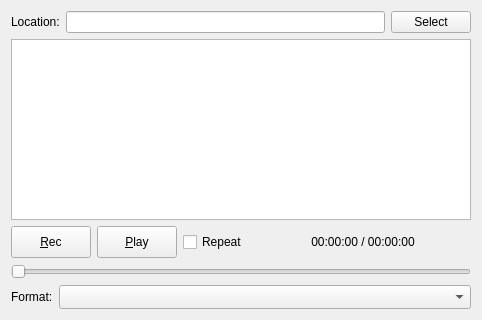
This is src/qtgui/iq_tool.ui in vladisslav2011/gqrx as Qt 5 draws it before an edit. The edited form follows.
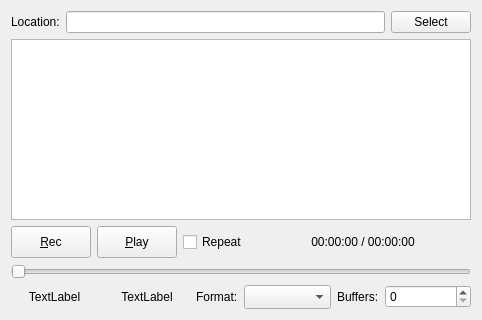
This is the edited form. Icons and pictures are not drawn.

Commit message:
iq_tool: implement buffered file writer
To prevent buffer droppouts on HDD housekeeping/background activity

What changed in the file:
```diff
--- a/src/qtgui/iq_tool.ui
+++ b/src/qtgui/iq_tool.ui
@@ -227,6 +227,44 @@
    </item>
    <item>
     <layout class="QHBoxLayout" name="horizontalLayout_3">
+     <item>
+      <widget class="QLabel" name="bufferStats">
+       <property name="sizePolicy">
+        <sizepolicy hsizetype="Expanding" vsizetype="Preferred">
+         <horstretch>0</horstretch>
+         <verstretch>0</verstretch>
+        </sizepolicy>
+       </property>
+       <property name="text">
+        <string>TextLabel</string>
+       </property>
+       <property name="alignment">
+        <set>Qt::AlignCenter</set>
+       </property>
+      </widget>
+     </item>
+     <item>
+      <widget class="QLabel" name="sizeStats">
+       <property name="sizePolicy">
+        <sizepolicy hsizetype="Expanding" vsizetype="Preferred">
+         <horstretch>0</horstretch>
+         <verstretch>0</verstretch>
+        </sizepolicy>
+       </property>
+       <property name="minimumSize">
+        <size>
+         <width>0</width>
+         <height>0</height>
+        </size>
+       </property>
+       <property name="text">
+        <string>TextLabel</string>
+       </property>
+       <property name="alignment">
+        <set>Qt::AlignCenter</set>
+       </property>
+      </widget>
+     </item>
      <item>
       <widget class="QLabel" name="formatLabel">
        <property name="sizePolicy">
@@ -271,6 +309,35 @@
        </property>
       </widget>
      </item>
+     <item>
+      <widget class="QLabel" name="buffersLabel">
+       <property name="sizePolicy">
+        <sizepolicy hsizetype="Minimum" vsizetype="Preferred">
+         <horstretch>0</horstretch>
+         <verstretch>0</verstretch>
+        </sizepolicy>
+       </property>
+       <property name="minimumSize">
+        <size>
+         <width>32</width>
+         <height>0</height>
+        </size>
+       </property>
+       <property name="text">
+        <string>Buffers:</string>
+       </property>
+      </widget>
+     </item>
+     <item>
+      <widget class="QSpinBox" name="buffersSpinBox">
+       <property name="sizePolicy">
+        <sizepolicy hsizetype="Expanding" vsizetype="Fixed">
+         <horstretch>0</horstretch>
+         <verstretch>0</verstretch>
+        </sizepolicy>
+       </property>
+      </widget>
+     </item>
     </layout>
    </item>
   </layout>
```
The commit also changes 10 other files.
